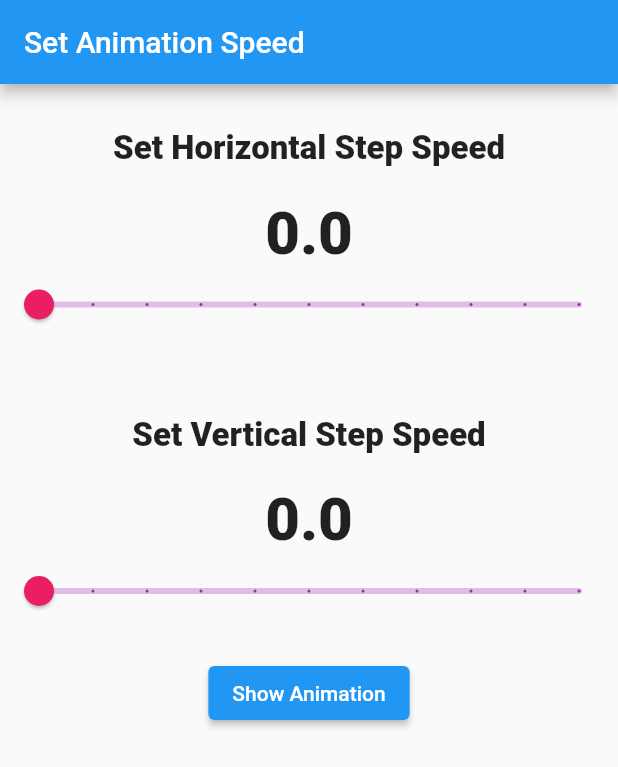
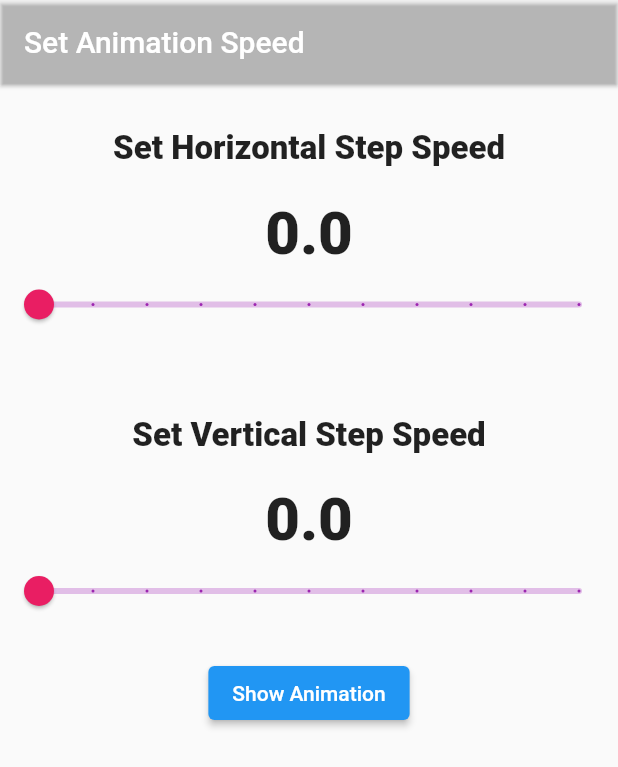
Before and after one commit to quo-vs/boll_animation, a Flutter app: the screen it shows after launch, on a phone screen of 412 x 824 dp. Shown: the top 767 px of the screen. Run offline on Flutter 3.47's test engine with Material 2 defaults, Android fonts, the phone set to English and light mode, and no system bars.

Commit message:
Refactoring, changed appBar color

```diff
--- a/lib/screens/home_screen.dart
+++ b/lib/screens/home_screen.dart
@@ -24,6 +24,11 @@ class _HomeScreenState extends State<HomeScreen> {
         title: const Text(
           'Set Animation Speed',
           style: TextStyle(fontSize: 20.0, fontWeight: FontWeight.w500),
+        ),
+        backgroundColor: Colors.transparent,
+        elevation: 1,
+        iconTheme: const IconThemeData(
+          color: Colors.black,
         ),
       ),
       body: Center(
@@ -110,7 +115,8 @@ class _HomeScreenState extends State<HomeScreen> {
             ElevatedButton(
               onPressed: () async {
                 if (_xSpeed == 0 && _ySpeed == 0) {
-                    showErrorAlert(context, 'Please set at least one step speed.');
+                  showErrorAlert(
+                      context, 'Please set at least one step speed.');
                   return;
                 }
 
@@ -118,8 +124,8 @@ class _HomeScreenState extends State<HomeScreen> {
                   context,
                   MaterialPageRoute(
                     builder: (BuildContext context) => BollAnimationScreen(
-                          animationSpeed:
-                              AnimationSpeed(x: _xSpeed, y: _ySpeed)),
+                      animationSpeed: AnimationSpeed(x: _xSpeed, y: _ySpeed),
+                    ),
                     fullscreenDialog: true,
                   ),
                 );
@@ -129,7 +135,8 @@ class _HomeScreenState extends State<HomeScreen> {
                   });
                 }
               },
-                child: const Text('Show Animation')),
+              child: const Text('Show Animation'),
+            ),
             const SizedBox(
               height: 50,
             ),
@@ -137,7 +144,9 @@ class _HomeScreenState extends State<HomeScreen> {
               Text(
                 "Boll Coordinates: X:${_coordinates!.x} Y:${_coordinates!.y} ",
                 style: const TextStyle(
-                    fontWeight: FontWeight.w900, fontSize: 22.0),
+                  fontWeight: FontWeight.w900,
+                  fontSize: 22.0,
+                ),
               ),
           ],
         ),
```
Also changed, not shown: lib/screens/boll_animation_screen.dart (+25 -22 lines). Lines whose indentation alone changed are shown as unchanged.
